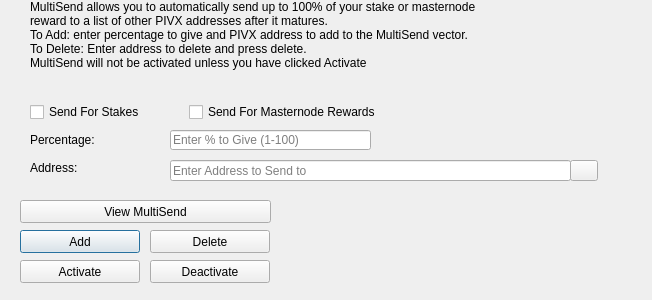
First picture: the form in src/qt/forms/multisenddialog.ui, repository eons-finance/ALQO, before the edit.
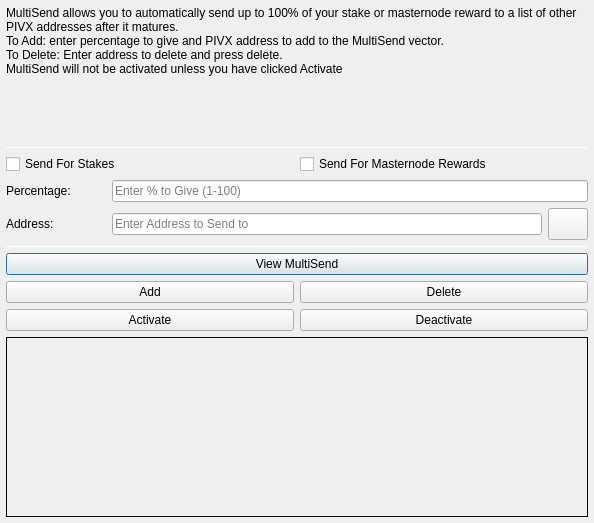
Second picture: the form after the edit. Icons and pictures are not drawn.

Commit message: [UI] MultiSend dialog fixed

Patch:
```diff
--- a/src/qt/forms/multisenddialog.ui
+++ b/src/qt/forms/multisenddialog.ui
@@ -9,54 +9,30 @@
    <rect>
     <x>0</x>
     <y>0</y>
-    <width>652</width>
-    <height>300</height>
+    <width>594</width>
+    <height>523</height>
    </rect>
   </property>
   <property name="windowTitle">
    <string>MultiSend</string>
   </property>
-  <widget class="QLineEdit" name="multiSendPercentEdit">
-   <property name="geometry">
-    <rect>
-     <x>170</x>
-     <y>130</y>
-     <width>201</width>
-     <height>20</height>
-    </rect>
+  <layout class="QVBoxLayout" name="verticalLayout" stretch="0">
+   <property name="leftMargin">
+    <number>6</number>
    </property>
-   <property name="toolTip">
-    <string>Enter whole numbers 1 - 100</string>
+   <property name="topMargin">
+    <number>6</number>
    </property>
-   <property name="placeholderText">
-    <string>Enter % to Give (1-100)</string>
+   <property name="rightMargin">
+    <number>6</number>
    </property>
-  </widget>
-  <widget class="QLineEdit" name="multiSendAddressEdit">
-   <property name="geometry">
-    <rect>
-     <x>170</x>
-     <y>160</y>
-     <width>401</width>
-     <height>21</height>
-    </rect>
+   <property name="bottomMargin">
+    <number>6</number>
    </property>
-   <property name="toolTip">
-    <string/>
-   </property>
-   <property name="placeholderText">
-    <string>Enter Address to Send to</string>
-   </property>
-  </widget>
+   <item>
+    <layout class="QVBoxLayout" name="verticalLayout_Main" stretch="1,1,1,1,1,1">
+     <item>
   <widget class="QLabel" name="label_2">
-   <property name="geometry">
-    <rect>
-     <x>30</x>
-     <y>0</y>
-     <width>451</width>
-     <height>121</height>
-    </rect>
-   </property>
    <property name="lineWidth">
     <number>1</number>
    </property>
@@ -73,28 +49,56 @@
     <bool>true</bool>
    </property>
   </widget>
-  <widget class="QLabel" name="message">
-   <property name="geometry">
-    <rect>
-     <x>290</x>
-     <y>200</y>
-     <width>351</width>
-     <height>91</height>
-    </rect>
-   </property>
+     </item>
+     <item>
+      <widget class="Line" name="line">
+       <property name="minimumSize">
+        <size>
+         <width>0</width>
+         <height>1</height>
+        </size>
+       </property>
+       <property name="maximumSize">
+        <size>
+         <width>16777215</width>
+         <height>1</height>
+        </size>
+       </property>
+       <property name="orientation">
+        <enum>Qt::Horizontal</enum>
+       </property>
+      </widget>
+     </item>
+     <item>
+      <layout class="QVBoxLayout" name="verticalLayout_Settings">
+       <item>
+        <layout class="QHBoxLayout" name="horizontalLayout">
+         <item>
+          <widget class="QCheckBox" name="multiSendStakeCheckBox">
    <property name="text">
-    <string/>
-   </property>
-  </widget>
-  <widget class="QPushButton" name="addButton">
-   <property name="geometry">
-    <rect>
-     <x>20</x>
-     <y>230</y>
-     <width>120</width>
-     <height>23</height>
-    </rect>
-   </property>
+            <string>Send For Stakes</string>
+           </property>
+          </widget>
+         </item>
+         <item>
+          <widget class="QCheckBox" name="multiSendMasternodeCheckBox">
+           <property name="text">
+            <string>Send For Masternode Rewards</string>
+           </property>
+          </widget>
+         </item>
+        </layout>
+       </item>
+       <item>
+        <layout class="QHBoxLayout" name="horizontalLayout_6">
+         <item>
+          <widget class="QLabel" name="label">
+           <property name="minimumSize">
+            <size>
+             <width>100</width>
+             <height>0</height>
+            </size>
+           </property>
    <property name="toolTip">
     <string/>
    </property>
@@ -102,33 +106,57 @@
     <string>Add to MultiSend Vector</string>
    </property>
    <property name="text">
-    <string>Add</string>
-   </property>
-  </widget>
-  <widget class="QPushButton" name="disableButton">
-   <property name="geometry">
-    <rect>
-     <x>150</x>
-     <y>260</y>
-     <width>120</width>
-     <height>23</height>
-    </rect>
-   </property>
-   <property name="statusTip">
-    <string>Deactivate MultiSend</string>
-   </property>
+            <string>Percentage:</string>
+           </property>
+          </widget>
+         </item>
+         <item>
+          <widget class="QLineEdit" name="multiSendPercentEdit">
+           <property name="toolTip">
+            <string>Enter whole numbers 1 - 100</string>
+           </property>
+           <property name="placeholderText">
+            <string>Enter % to Give (1-100)</string>
+           </property>
+          </widget>
+         </item>
+        </layout>
+       </item>
+       <item>
+        <layout class="QHBoxLayout" name="horizontalLayout_7">
+         <item>
+          <widget class="QLabel" name="label_5">
+           <property name="minimumSize">
+            <size>
+             <width>100</width>
+             <height>0</height>
+            </size>
+           </property>
+           <property name="toolTip">
+            <string>Address to send portion of stake to</string>
+           </property>
    <property name="text">
-    <string>Deactivate</string>
-   </property>
-  </widget>
+            <string>Address:</string>
+           </property>
+          </widget>
+         </item>
+         <item>
+          <widget class="QLineEdit" name="multiSendAddressEdit">
+           <property name="toolTip">
+            <string/>
+           </property>
+           <property name="placeholderText">
+            <string>Enter Address to Send to</string>
+           </property>
+          </widget>
+         </item>
+         <item>
   <widget class="QPushButton" name="addressBookButton">
-   <property name="geometry">
-    <rect>
-     <x>570</x>
-     <y>160</y>
-     <width>28</width>
-     <height>21</height>
-    </rect>
+           <property name="maximumSize">
+            <size>
+             <width>16777215</width>
+             <height>32</height>
+            </size>
    </property>
    <property name="toolTip">
     <string>Choose an address from the address book</string>
@@ -147,47 +175,60 @@
     <bool>false</bool>
    </property>
   </widget>
-  <widget class="QLabel" name="label">
-   <property name="geometry">
-    <rect>
-     <x>30</x>
-     <y>130</y>
-     <width>121</width>
-     <height>20</height>
-    </rect>
-   </property>
+         </item>
+        </layout>
+       </item>
+      </layout>
+     </item>
+     <item>
+      <widget class="Line" name="line_2">
+       <property name="minimumSize">
+        <size>
+         <width>0</width>
+         <height>1</height>
+        </size>
+       </property>
+       <property name="maximumSize">
+        <size>
+         <width>16777215</width>
+         <height>1</height>
+        </size>
+       </property>
+       <property name="orientation">
+        <enum>Qt::Horizontal</enum>
+       </property>
+      </widget>
+     </item>
+     <item>
+      <layout class="QVBoxLayout" name="verticalLayout_Buttons">
+       <item>
+        <layout class="QHBoxLayout" name="horizontalLayout_4">
+         <item>
+          <widget class="QPushButton" name="viewButton">
    <property name="toolTip">
     <string>Percentage of stake to send</string>
    </property>
    <property name="text">
-    <string>Percentage:</string>
-   </property>
-  </widget>
-  <widget class="QLabel" name="label_5">
-   <property name="geometry">
-    <rect>
-     <x>30</x>
-     <y>160</y>
-     <width>111</width>
-     <height>16</height>
-    </rect>
-   </property>
+            <string>View MultiSend</string>
+           </property>
+          </widget>
+         </item>
+        </layout>
+       </item>
+       <item>
+        <layout class="QHBoxLayout" name="horizontalLayout_2">
+         <item>
+          <widget class="QPushButton" name="addButton">
    <property name="toolTip">
     <string>Address to send portion of stake to</string>
    </property>
    <property name="text">
-    <string>Address:</string>
-   </property>
-  </widget>
+            <string>Add</string>
+           </property>
+          </widget>
+         </item>
+         <item>
   <widget class="QPushButton" name="deleteButton">
-   <property name="geometry">
-    <rect>
-     <x>150</x>
-     <y>230</y>
-     <width>120</width>
-     <height>23</height>
-    </rect>
-   </property>
    <property name="toolTip">
     <string/>
    </property>
@@ -198,15 +239,13 @@
     <string>Delete</string>
    </property>
   </widget>
+         </item>
+        </layout>
+       </item>
+       <item>
+        <layout class="QHBoxLayout" name="horizontalLayout_5">
+         <item>
   <widget class="QPushButton" name="activateButton">
-   <property name="geometry">
-    <rect>
-     <x>20</x>
-     <y>260</y>
-     <width>120</width>
-     <height>23</height>
-    </rect>
-   </property>
    <property name="statusTip">
     <string>Activate MultiSend</string>
    </property>
@@ -214,51 +253,55 @@
     <string>Activate</string>
    </property>
   </widget>
-  <widget class="QPushButton" name="viewButton">
-   <property name="geometry">
-    <rect>
-     <x>20</x>
-     <y>200</y>
-     <width>251</width>
-     <height>23</height>
-    </rect>
-   </property>
-   <property name="toolTip">
-    <string/>
-   </property>
+         </item>
+         <item>
+          <widget class="QPushButton" name="disableButton">
    <property name="statusTip">
     <string>View MultiSend Vector</string>
    </property>
    <property name="text">
-    <string>View MultiSend</string>
-   </property>
-  </widget>
-  <widget class="QWidget" name="horizontalLayoutWidget">
-   <property name="geometry">
-    <rect>
-     <x>30</x>
-     <y>100</y>
-     <width>351</width>
-     <height>24</height>
-    </rect>
-   </property>
-   <layout class="QHBoxLayout" name="horizontalLayout">
-    <item>
-     <widget class="QCheckBox" name="multiSendStakeCheckBox">
-      <property name="text">
-       <string>Send For Stakes</string>
-      </property>
-     </widget>
-    </item>
+            <string>Deactivate</string>
+           </property>
+          </widget>
+         </item>
+        </layout>
+       </item>
+      </layout>
+     </item>
     <item>
-     <widget class="QCheckBox" name="multiSendMasternodeCheckBox">
+      <widget class="QLabel" name="message">
+       <property name="minimumSize">
+        <size>
+         <width>0</width>
+         <height>180</height>
+        </size>
+       </property>
+       <property name="frameShape">
+        <enum>QFrame::Panel</enum>
+       </property>
+       <property name="frameShadow">
+        <enum>QFrame::Plain</enum>
+       </property>
+       <property name="lineWidth">
+        <number>1</number>
+       </property>
+       <property name="midLineWidth">
+        <number>1</number>
+       </property>
       <property name="text">
-       <string>Send For Masternode Rewards</string>
-      </property>
+        <string/>
+       </property>
+       <property name="alignment">
+        <set>Qt::AlignLeading|Qt::AlignLeft|Qt::AlignTop</set>
+       </property>
+       <property name="wordWrap">
+        <bool>true</bool>
+       </property>
      </widget>
     </item>
    </layout>
-  </widget>
+   </item>
+  </layout>
  </widget>
  <resources>
   <include location="../pivx.qrc"/>
```
Left out of the diff: 23 changed lines with no effect on the pictures. Lines whose indentation alone changed are shown as unchanged. The commit also changes 8 other files.
